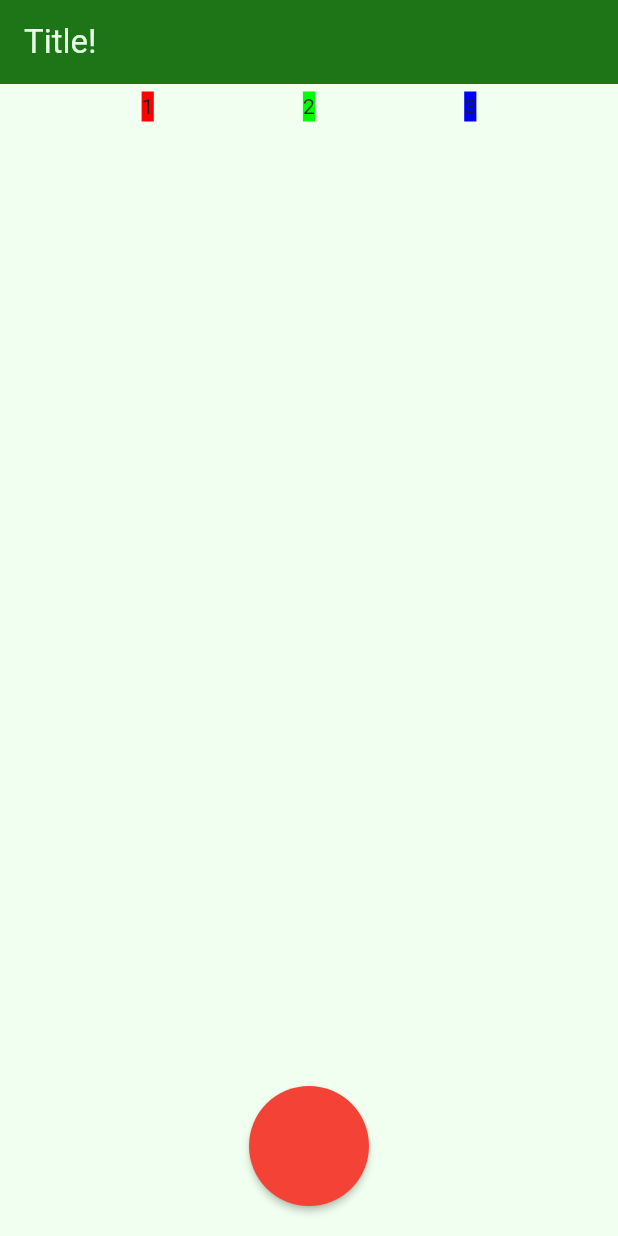
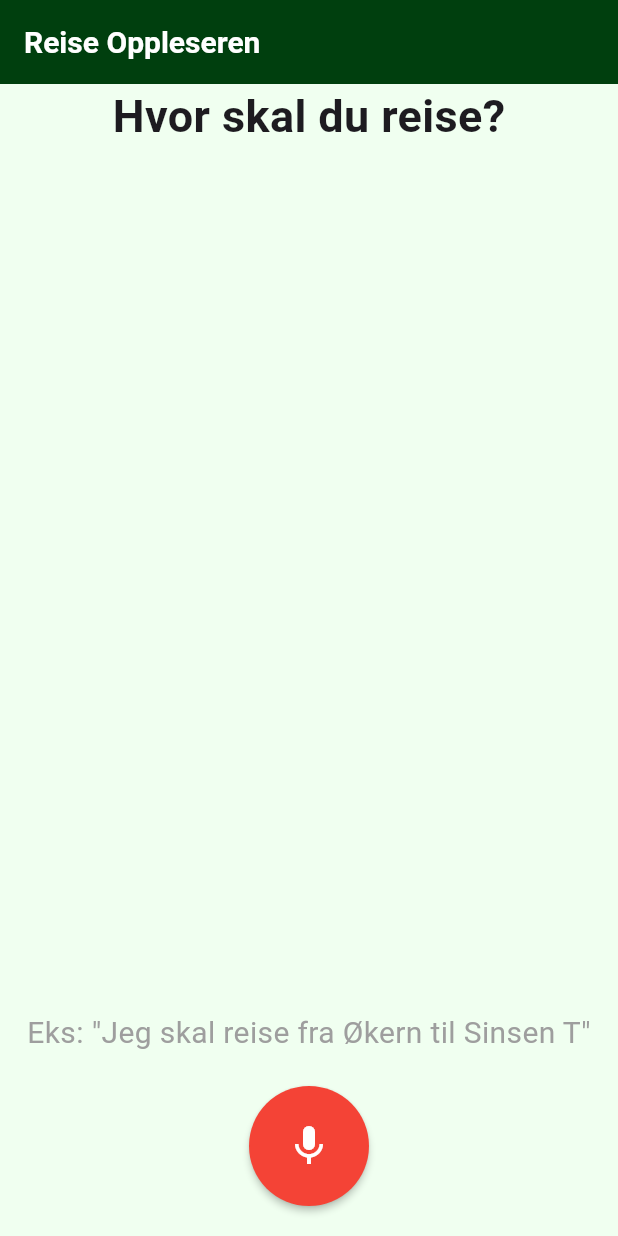
Before and after one commit to chipzymango/avgangsoppleser, a Flutter app: the screen it shows after launch, on a phone screen of 412 x 824 dp. Run offline on Flutter 3.47's test engine with Material 3 defaults, Android fonts, the phone set to English and light mode, and no system bars.

Commit message:
microphone button

```diff
--- a/lib/main.dart
+++ b/lib/main.dart
@@ -15,65 +15,39 @@ class MyApp extends StatelessWidget {
             scaffoldBackgroundColor: Color.fromARGB(255, 240, 255, 240)),
         home: Scaffold(
             appBar: AppBar(
-              title: const Text("Title!"),
-              backgroundColor: Color.fromARGB(255, 30, 117, 24),
-              foregroundColor: Color.fromARGB(255, 230, 255, 230),
+              title: const Text("Reise Oppleseren",
+                  style: TextStyle(fontSize: 20, fontWeight: FontWeight.w600)),
+              backgroundColor: Color.fromARGB(255, 0, 63, 14),
+              foregroundColor: Colors.white,
             ),
             body: Column(
               children: [
-                Row(
-                  mainAxisAlignment: MainAxisAlignment.spaceEvenly,
-                  crossAxisAlignment: CrossAxisAlignment.end,
-                  children: [
                 Container(
-                        margin: const EdgeInsets.all(5),
-                        color: const Color.fromARGB(255, 255, 0, 0),
-                        child: const Text("1")),
-                    Container(
-                        margin: const EdgeInsets.all(5),
-                        color: const Color.fromARGB(255, 0, 255, 0),
-                        child: const Text("2")),
-                    Container(
-                        margin: const EdgeInsets.all(5),
-                        color: const Color.fromARGB(255, 0, 0, 255),
-                        child: const Text("3"))
-                  ],
-                ),
+                    height: 300,
+                    child: const Text("Hvor skal du reise?",
+                        style: TextStyle(
+                            fontSize: 30, fontWeight: FontWeight.bold))),
                 Expanded(
                   child: Container(), // container to take the available space
                 ),
                 Container(
+                    height: 50,
+                    child: const Text(
+                        'Eks: "Jeg skal reise fra Økern til Sinsen T"',
+                        style: TextStyle(fontSize: 20, color: Colors.grey))),
+                Container(
+                    width: 80,
+                    height: 80,
+                    margin: const EdgeInsets.only(bottom: 20),
                     child: MaterialButton(
                         onPressed: () {
                           print("Pressed!");
                         },
                         color: Colors.red,
-                    shape: CircleBorder()
-                  ),
-                  width: 80,
-                  height: 80,
-                  margin: const EdgeInsets.only(bottom: 20)
-
-                )
+                        shape: const CircleBorder(),
+                        child: const Icon(Icons.mic,
+                            size: 32, color: Colors.white)))
               ],
-            )
-
-            /*body: Center(
-          child: Container(
-            child: const Text("Hi!"),
-            margin: const EdgeInsets.all(15),
-            padding: const EdgeInsets.all(10),
-            width: 100,
-            height: 100,
-            decoration: BoxDecoration(
-              color: Color.fromARGB(255, 200, 200, 255),
-              border: Border.all(
-                color: Color.fromARGB(255, 0, 0, 0),
-                width: 5)
-            ),
-
-          ),
-        )*/
-            ));
+            )));
   }
 }
```
Lines whose indentation alone changed are shown as unchanged.
